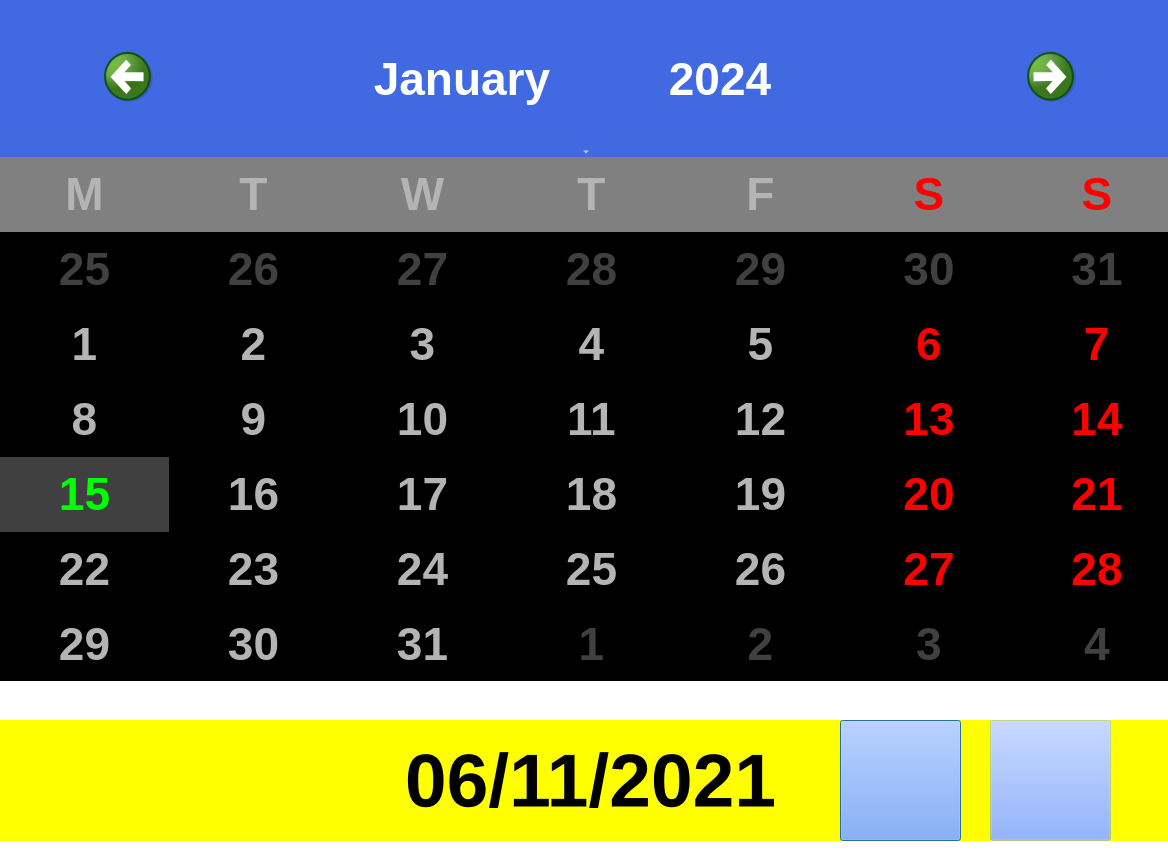
This is cale.ui in ATG-cmd/ATG-VA as Qt 5 draws it before an edit. The edited form follows.
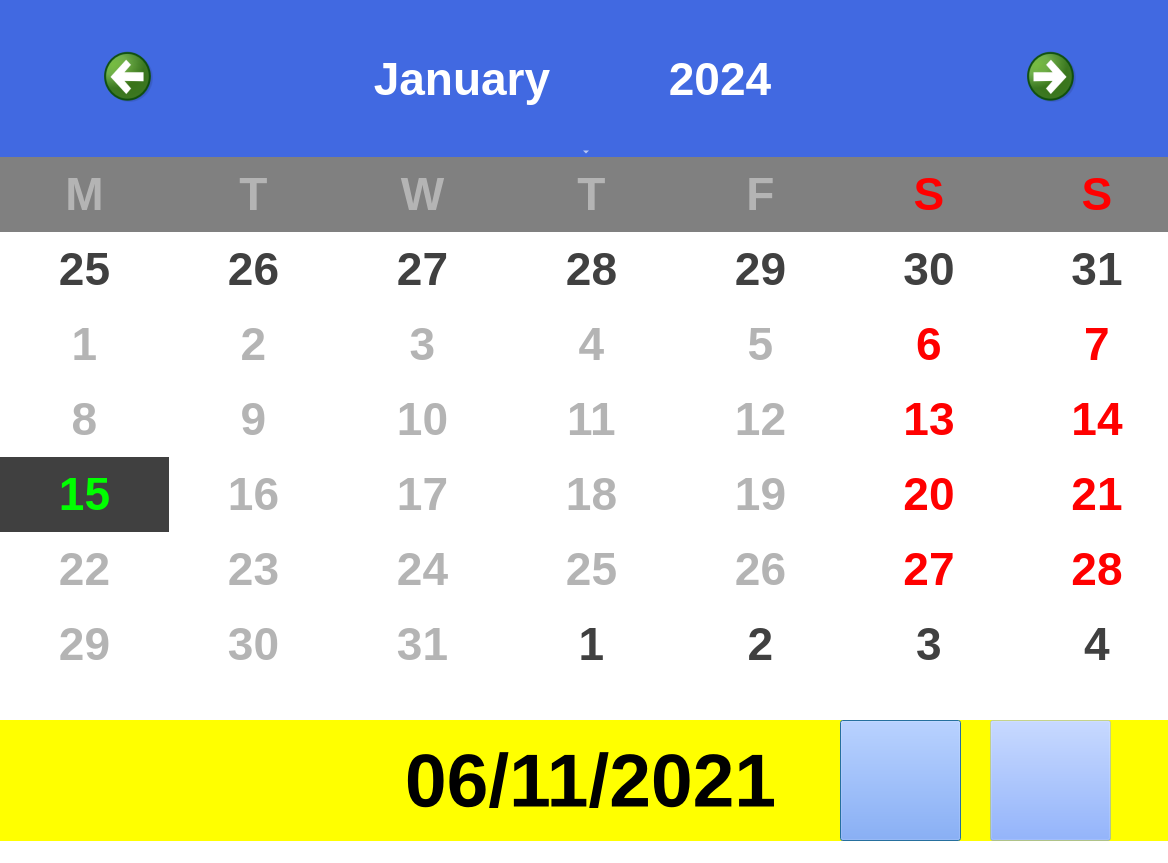
This is the edited form. Icons and pictures are not drawn.

```diff
--- a/cale.ui
+++ b/cale.ui
@@ -14,7 +14,7 @@
    <string>Dialog</string>
   </property>
   <property name="styleSheet">
-   <string notr="true">background-color: transparent;</string>
+   <string notr="true">background-color: white;</string>
   </property>
   <widget class="QCalendarWidget" name="calendarWidget">
    <property name="geometry">
@@ -71,7 +71,7 @@
     color: white; 
     background-color: royalblue; 
    text-align:center;
-    selection-background-color: rgb(136, 136, 136);
+    selection-background-color: white;
     selection-color: blue;
 }
 QCalendarWidget QSpinBox::up-button { subcontrol-origin: border;  subcontrol-position: center right;  width:60px; height:60;border-radius: 30px; background-color: rgb(255,215,0);border: 2px solid  gray ; 
@@ -97,22 +97,17 @@
   border-bottom: 50px  solid royalblue ;
   border-left: 10px  solid royalblue ;
 
-
-
-
 }
 QCalendarWidget QSpinBox::up-arrow { width:100px;  }
 QCalendarWidget QSpinBox::down-arrow { width:100px; }
  
-
- 
 /* normal days */
 QCalendarWidget QAbstractItemView:enabled 
 {
 
     font-size:46px;  
     color: rgb(180, 180, 180);  
-    background-color: black;  
+    background-color: white;  
     selection-background-color: rgb(64, 64, 64); 
     selection-color: rgb(0, 255, 0); 
 }
@@ -120,6 +115,16 @@
 /* days in other months */
 QCalendarWidget QAbstractItemView:disabled { color: rgb(64, 64, 64); height:800px; }
 
+
+
+QDateEdit::up-button{
+width: 0px;
+}
+QDateEdit::down-button{
+width: 0px;
+}
+
+
 </string>
    </property>
    <property name="inputMethodHints">
```
